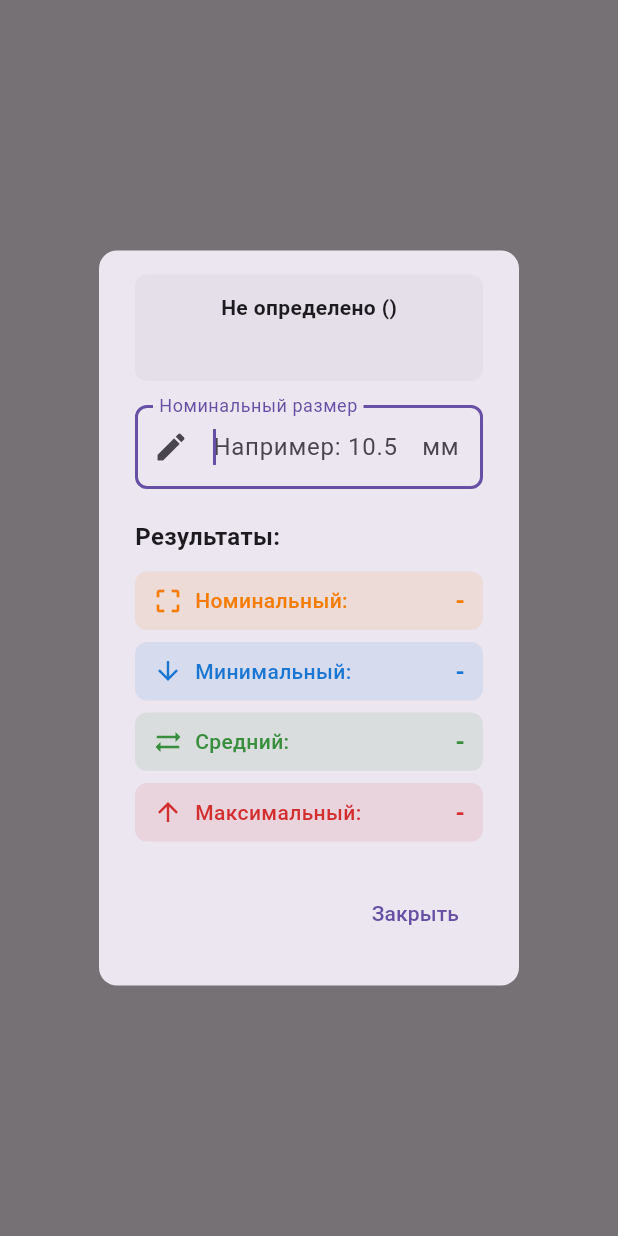
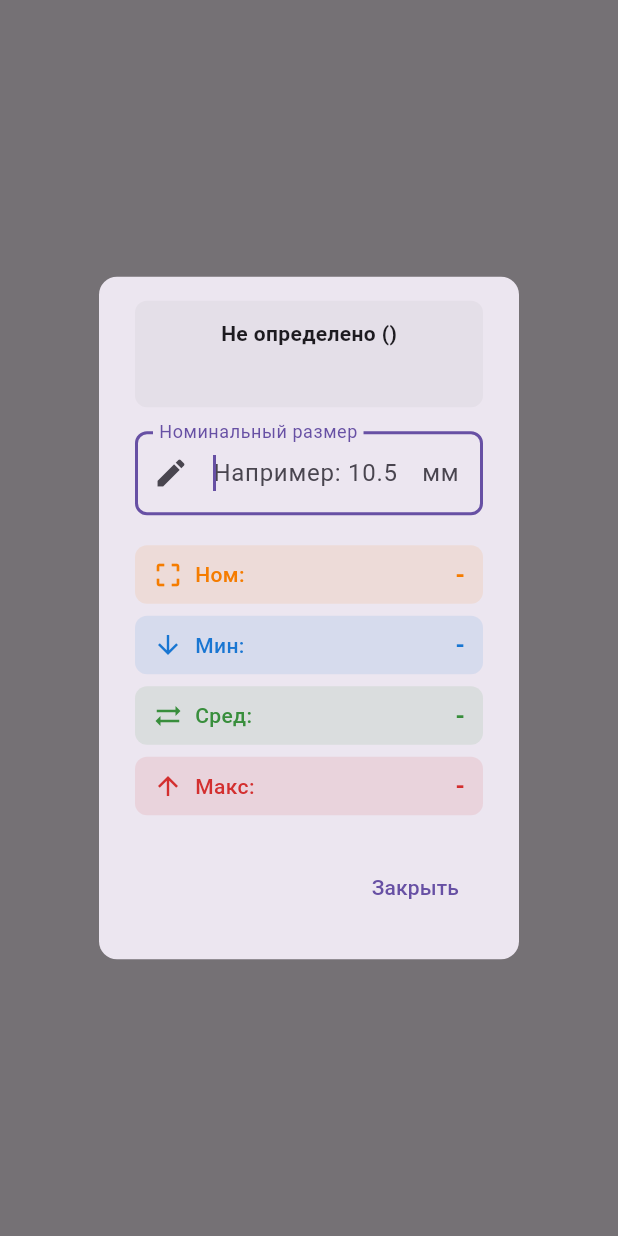
Before and after one commit to a-dev-mobile/tolerance, a Flutter app: what showValueInputDialog() shows on an empty page, opened directly with empty values, on a phone screen of 412 x 824 dp. Run offline on Flutter 3.47's test engine with Material 3 defaults, Android fonts, the light colour scheme and no system bars; our stand-ins replace shared_preferences, syncfusion_flutter_datagrid; accounts and stored records are empty.

Commit message:
feat: Enhance scroll position management and improve value input dialog display

```diff
--- a/lib/value_input_dialog.dart
+++ b/lib/value_input_dialog.dart
@@ -265,21 +265,15 @@ if (columnName.isNotEmpty) {
               ),
               const SizedBox(height: 20),
 
-              // Результаты расчета - визуально привлекательно
-              const Text(
-                'Результаты:',
-                style: TextStyle(fontWeight: FontWeight.bold, fontSize: 16),
-              ),
-              const SizedBox(height: 12),
 
               // Используем созданный нами виджет для отображения значений
-              buildValueRow('Номинальный:', nominalValueStr, Icons.crop_free, nominalColor),
+              buildValueRow('Ном: ', nominalValueStr, Icons.crop_free, nominalColor),
               const SizedBox(height: 8),
-              buildValueRow('Минимальный:', minValueStr, Icons.arrow_downward, minColor),
+              buildValueRow('Мин: ', minValueStr, Icons.arrow_downward, minColor),
               const SizedBox(height: 8),
-              buildValueRow('Средний:', avgValueStr, Icons.sync_alt, avgColor),
+              buildValueRow('Сред: ', avgValueStr, Icons.sync_alt, avgColor),
               const SizedBox(height: 8),
-              buildValueRow('Максимальный:', maxValueStr, Icons.arrow_upward, maxColor),
+              buildValueRow('Макс: ', maxValueStr, Icons.arrow_upward, maxColor),
             ],
           ),
         ),
```
Also changed, not shown: lib/tolerance_table_page.dart (+94 -10 lines).
